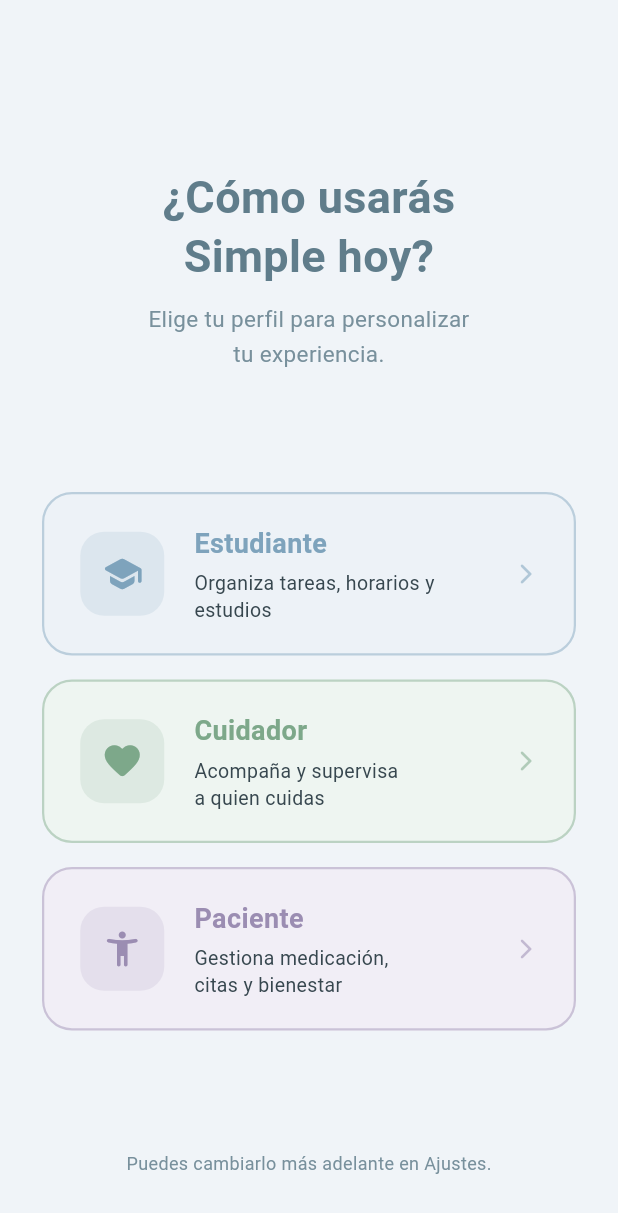
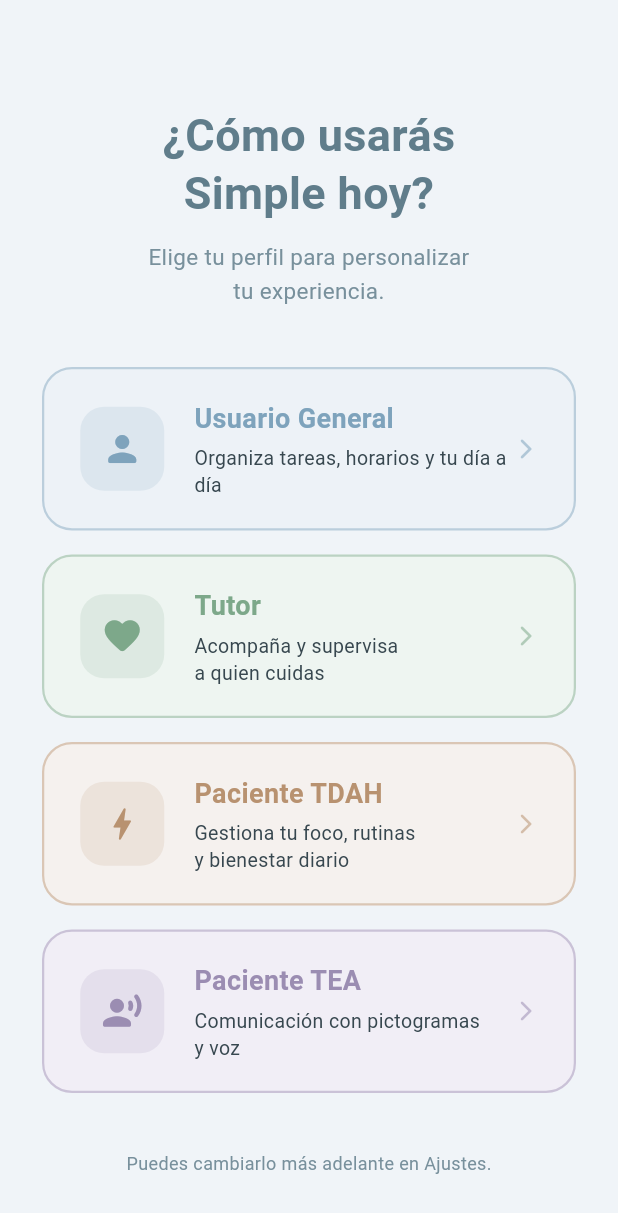
Before and after one commit to Nefta-AR/Organizate, a Flutter app: the screen it shows once a user with an empty profile is signed in, on a phone screen of 412 x 824 dp. Shown: the top 1213 px of the screen. Run offline on Flutter 3.47's test engine with Material 3 defaults, Android fonts, the phone set to English and light mode, and no system bars; our stand-ins replace audioplayers, cloud_firestore, cloud_functions, firebase_auth, firebase_core, firebase_messaging and 14 more; missing offline and left inert: dart:html, flutter_phone_direct_caller, googleapis; accounts and stored records are empty; project files that could hold a hidden picture were left out.

Commit message:
copia antes de lo siguiente cambios para evitar cargarla
separación clara de roles, elimine el test, agrege un apartado en el perfil para cambiar de rol para no estar con 4 cuentas distintas probando cosas ahi que eliminarlo mas adelante

```diff
--- a/lib/core/navigation/auth_gate.dart
+++ b/lib/core/navigation/auth_gate.dart
@@ -6,9 +6,7 @@
 
 import 'package:simple/features/tutor_dashboard/screens/home_screen.dart';
 import 'package:simple/features/auth/screens/login_screen.dart';
-import 'package:simple/features/onboarding/screens/onboarding_screen.dart';
 import 'package:simple/features/auth/screens/role_selection_screen.dart';
-import 'package:simple/features/tda_focus/screens/foco_screen.dart';
 import 'package:simple/features/tea_board/screens/pantalla_paciente_tea.dart';
 import 'package:simple/core/services/push_notification_service.dart';
 
@@ -76,10 +74,8 @@
         }
         final data = snapshot.data?.data();
         final role = data?['role'] as String?;
-        final hasCompleted = data?['hasCompletedOnboarding'] == true;
 
         if (role == null || role.isEmpty) return const RoleSelectionScreen();
-        if (!hasCompleted) return const OnboardingScreen();
 
         return RoleDispatcher(role: role);
       },
@@ -95,10 +91,8 @@
   @override
   Widget build(BuildContext context) {
     switch (role) {
-      case 'paciente':
+      case 'paciente_tea':
         return const PantallaPacienteTEA();
-      case 'tutor':
-        return const HomeScreen();
       default:
         return const HomeScreen();
     }
--- a/lib/features/auth/screens/role_selection_screen.dart
+++ b/lib/features/auth/screens/role_selection_screen.dart
@@ -5,6 +5,7 @@
 import 'package:flutter/material.dart';
 
 import '../../tutor_dashboard/screens/home_screen.dart';
+import '../../tea_board/screens/pantalla_paciente_tea.dart';
 
 class _Palette {
   _Palette._();
@@ -37,13 +38,15 @@
       await FirebaseFirestore.instance
           .collection('users')
           .doc(uid)
-          .set({'role': role}, SetOptions(merge: true));
+          .set({'role': role, 'hasCompletedOnboarding': true}, SetOptions(merge: true));
 
       if (!mounted) return;
       Navigator.pushReplacement(
         context,
         PageRouteBuilder(
-          pageBuilder: (_, __, ___) => const HomeScreen(),
+          pageBuilder: (_, __, ___) => role == 'paciente_tea'
+              ? const PantallaPacienteTEA()
+              : const HomeScreen(),
           transitionsBuilder: (_, anim, __, child) =>
               FadeTransition(opacity: anim, child: child),
           transitionDuration: const Duration(milliseconds: 300),
@@ -93,39 +96,51 @@
               ),
               const Spacer(),
               _RoleCard(
-                role: 'estudiante',
-                label: 'Estudiante',
-                description: 'Organiza tareas, horarios y estudios',
-                icon: Icons.school_rounded,
+                role: 'usuario_general',
+                label: 'Usuario General',
+                description: 'Organiza tareas, horarios y tu día a día',
+                icon: Icons.person_rounded,
                 cardColor: const Color(0xFFEDF2F7),
                 accentColor: const Color(0xFF7EA3BC),
-                isLoading: _loadingRole == 'estudiante',
+                isLoading: _loadingRole == 'usuario_general',
                 isDisabled: _loadingRole != null,
-                onTap: () => _selectRole('estudiante'),
+                onTap: () => _selectRole('usuario_general'),
               ),
               const SizedBox(height: 16),
               _RoleCard(
-                role: 'cuidador',
-                label: 'Cuidador',
+                role: 'tutor',
+                label: 'Tutor',
                 description: 'Acompaña y supervisa\na quien cuidas',
                 icon: Icons.favorite_rounded,
                 cardColor: const Color(0xFFEEF5F1),
                 accentColor: const Color(0xFF7DA88A),
-                isLoading: _loadingRole == 'cuidador',
+                isLoading: _loadingRole == 'tutor',
                 isDisabled: _loadingRole != null,
-                onTap: () => _selectRole('cuidador'),
+                onTap: () => _selectRole('tutor'),
               ),
               const SizedBox(height: 16),
               _RoleCard(
-                role: 'paciente',
-                label: 'Paciente',
-                description: 'Gestiona medicación,\ncitas y bienestar',
-                icon: Icons.accessibility_new_rounded,
+                role: 'paciente_tdah',
+                label: 'Paciente TDAH',
+                description: 'Gestiona tu foco, rutinas\ny bienestar diario',
+                icon: Icons.bolt_rounded,
+                cardColor: const Color(0xFFF5F1EE),
+                accentColor: const Color(0xFFB89270),
+                isLoading: _loadingRole == 'paciente_tdah',
+                isDisabled: _loadingRole != null,
+                onTap: () => _selectRole('paciente_tdah'),
+              ),
+              const SizedBox(height: 16),
+              _RoleCard(
+                role: 'paciente_tea',
+                label: 'Paciente TEA',
+                description: 'Comunicación con pictogramas\ny voz',
+                icon: Icons.record_voice_over_rounded,
                 cardColor: const Color(0xFFF1EEF6),
                 accentColor: const Color(0xFF9B8DB2),
-                isLoading: _loadingRole == 'paciente',
+                isLoading: _loadingRole == 'paciente_tea',
                 isDisabled: _loadingRole != null,
-                onTap: () => _selectRole('paciente'),
+                onTap: () => _selectRole('paciente_tea'),
               ),
               const Spacer(),
               const Text(
--- a/lib/features/tutor_dashboard/screens/home_screen.dart
+++ b/lib/features/tutor_dashboard/screens/home_screen.dart
@@ -153,6 +153,7 @@
       builder: (context, snapshot) {
         final userData = snapshot.data?.data() ?? {};
         final name = (userData['name'] as String?)?.split(' ').first ?? 'amigo';
+        final role = userData['role'] as String?;
 
         return SingleChildScrollView(
           padding: const EdgeInsets.fromLTRB(20, 16, 20, 110),
@@ -164,8 +165,10 @@
               _buildPriorityTaskCard(),
               const SizedBox(height: 28),
               _buildQuickAccess(),
-              const SizedBox(height: 20),
-              _buildTeaButton(),
+              if (role == 'paciente_tea') ...[
+                const SizedBox(height: 20),
+                _buildTeaButton(),
+              ],
             ],
           ),
         );
```
Also changed, not shown: lib/features/tutor_dashboard/screens/settings_screen.dart (+35 -0 lines).
